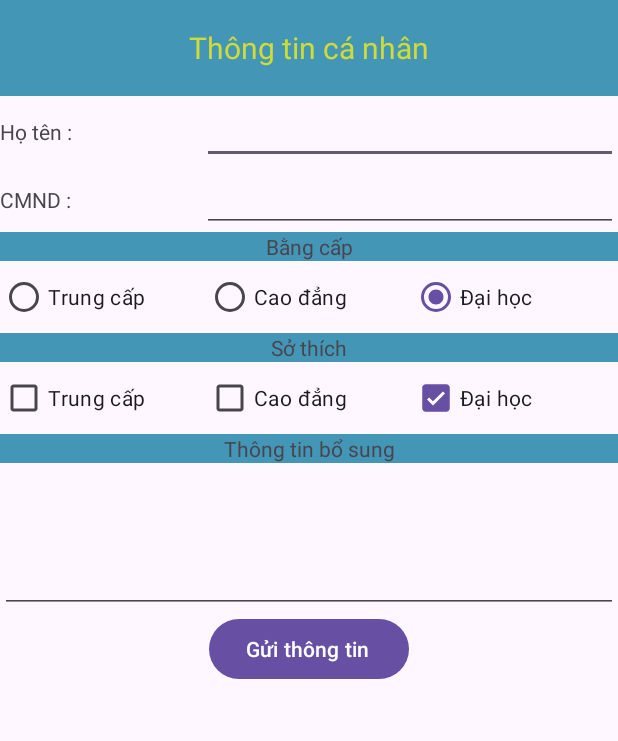
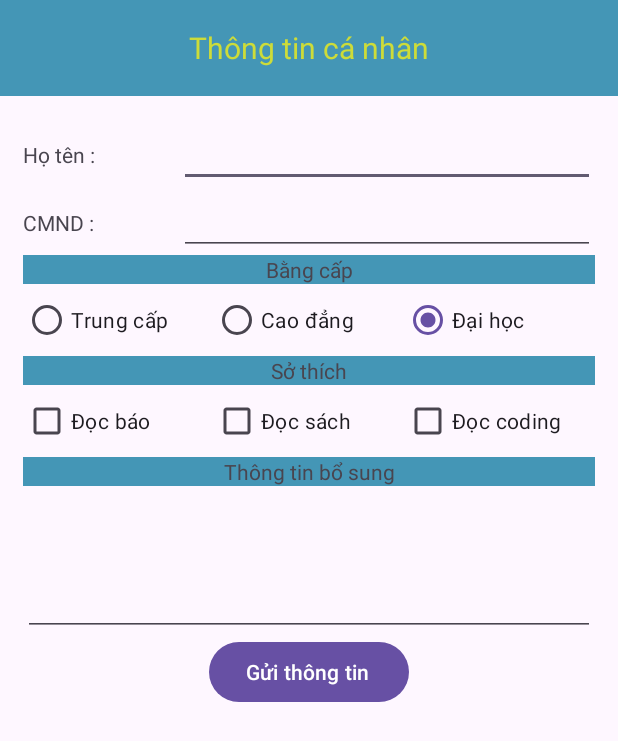
Before and after one commit to Davidpham310/CSE_PRACTICE, an Android app: the screen it shows after launch (MainActivity), on a phone screen of 412 x 824 dp. Shown: the top 741 px of the screen. Run offline under Robolectric (Android 15) with nearby library versions, the light colour scheme and no system bars.

Commit message:
Complete Ex08

```diff
--- a/Ex08/app/src/main/java/com/example/ex08/MainActivity.java
+++ b/Ex08/app/src/main/java/com/example/ex08/MainActivity.java
@@ -1,15 +1,29 @@
 package com.example.ex08;
 
+import android.content.DialogInterface;
 import android.os.Bundle;
+import android.view.View;
+import android.widget.Button;
+import android.widget.CheckBox;
+import android.widget.EditText;
+import android.widget.RadioButton;
+import android.widget.RadioGroup;
+import android.widget.Toast;
 
 import androidx.activity.EdgeToEdge;
+import androidx.appcompat.app.AlertDialog;
 import androidx.appcompat.app.AppCompatActivity;
 import androidx.core.graphics.Insets;
 import androidx.core.view.ViewCompat;
 import androidx.core.view.WindowInsetsCompat;
 
+import java.util.ArrayList;
+
 public class MainActivity extends AppCompatActivity {
-
+    EditText editName , editID , editAdditionalInformation;
+    CheckBox checkNewsPaper , checkReadBook , checkReadCoding;
+    RadioGroup radioGroup;
+    Button btnSend;
     @Override
     protected void onCreate(Bundle savedInstanceState) {
         super.onCreate(savedInstanceState);
@@ -20,5 +34,108 @@ public class MainActivity extends AppCompatActivity {
             v.setPadding(systemBars.left, systemBars.top, systemBars.right, systemBars.bottom);
             return insets;
         });
+        Map();
+        Event();
+    }
+
+    @Override
+    public void onBackPressed() {
+        AlertDialog.Builder builder = new AlertDialog.Builder(this);
+        builder.setMessage("Question");
+        builder.setMessage("Bạn muốn thoát chứ ?");
+        builder.setIcon(R.drawable.ic_launcher_background);
+        builder.setPositiveButton("Có", new DialogInterface.OnClickListener() {
+            @Override
+            public void onClick(DialogInterface dialogInterface, int i) {
+                finish();
+            }
+        });
+        builder.setNegativeButton("Không", new DialogInterface.OnClickListener() {
+            @Override
+            public void onClick(DialogInterface dialogInterface, int i) {
+                dialogInterface.cancel();
+            }
+        });
+        builder.create().show();
+    }
+
+    private void Event() {
+        Person Obj = new Person();
+        Obj.setDiploma("Đại học");
+        radioGroup.setOnCheckedChangeListener(new RadioGroup.OnCheckedChangeListener() {
+            @Override
+            public void onCheckedChanged(RadioGroup radioGroup, int i) {
+                if(i != -1){
+                    RadioButton selectedRadioButton = findViewById(i);
+                    String select = selectedRadioButton.getText().toString();
+                    Obj.setDiploma(select);
+                }
+            }
+        });
+        ArrayList<String> hoppy = new ArrayList<String>();
+        checkNewsPaper.setOnClickListener(new View.OnClickListener() {
+            @Override
+            public void onClick(View view) {
+                hoppy.add(checkNewsPaper.getText().toString());
+            }
+        });
+        checkReadBook.setOnClickListener(new View.OnClickListener() {
+            @Override
+            public void onClick(View view) {
+                hoppy.add(checkReadBook.getText().toString());
+            }
+        });
+        checkReadCoding.setOnClickListener(new View.OnClickListener() {
+            @Override
+            public void onClick(View view) {
+                hoppy.add(checkReadCoding.getText().toString());
+            }
+        });
+        Obj.setHobby(hoppy);
+        btnSend.setOnClickListener(new View.OnClickListener() {
+            @Override
+            public void onClick(View view) {
+                if(editName.getText().toString().trim().length() < 3){
+                    Toast.makeText(MainActivity.this, "Tên người dùng không được để trống và phải có ít nhất 3 ký tự ", Toast.LENGTH_SHORT).show();
+                }
+                else {
+                    Obj.name = editName.getText().toString().trim();
+                    Obj.id = editID.getText().toString().trim();
+
+
+                    String list = editAdditionalInformation.getText().toString();
+                    Obj.setSupplement(list);
+
+                    AlertDialog.Builder builder = new AlertDialog.Builder(MainActivity.this);
+                    builder.setTitle("thông tin cá nhân");
+                    builder.setPositiveButton("Đóng", new DialogInterface.OnClickListener() {
+                        @Override
+                        public void onClick(DialogInterface dialogInterface, int i) {
+                            dialogInterface.cancel();
+                        }
+                    });
+                    String msg = "Họ và tên : " + Obj.getName() + "\n"
+                            + "CMND : " + Obj.getId() + "\n"
+                            + Obj.getDiploma() + "\n"
+                            + Obj.getHobby() + "\n"
+                            + "--------------------\n"
+                            + "Thông tin bổ sung\n"
+                            + Obj.getSupplement();
+                    builder.setMessage(msg);
+                    builder.create().show();
+                }
+            }
+        });
+    }
+
+    private void Map() {
+        editName = findViewById(R.id.editName);
+        editID = findViewById(R.id.editID);
+        editAdditionalInformation = findViewById(R.id.editAdditionalInformation);
+        checkNewsPaper = findViewById(R.id.checkNewsPaper);
+        checkReadBook = findViewById(R.id.checkReadBook);
+        checkReadCoding = findViewById(R.id.checkReadCoding);
+        btnSend = findViewById(R.id.btnSend);
+        radioGroup = findViewById(R.id.radioGroup);
     }
 }
--- a/Ex08/app/src/main/res/layout/activity_main.xml
+++ b/Ex08/app/src/main/res/layout/activity_main.xml
@@ -32,6 +32,7 @@
         android:layout_width="match_parent"
         android:layout_height="wrap_content"
         android:orientation="vertical"
+        android:padding="15dp"
         app:layout_constraintTop_toBottomOf="@+id/toolbar">
 
         <TableLayout
@@ -46,6 +47,7 @@
                     android:text="Họ tên :"
                     tools:ignore="HardcodedText" />
                 <EditText
+                    android:id="@+id/editName"
                     android:layout_height="wrap_content"
                     android:layout_width="wrap_content"
                     android:ems="13"
@@ -58,11 +60,12 @@
                     android:text="CMND : "
                     tools:ignore="HardcodedText" />
                 <EditText
+                    android:id="@+id/editID"
                     android:layout_height="wrap_content"
                     android:layout_width="wrap_content"
                     android:ems="13"
                     android:maxLength="9"
-                    android:inputType="text"/>
+                    android:inputType="number"/>
             </TableRow>
         </TableLayout>
         <TextView
@@ -72,29 +75,34 @@
             android:gravity="center"
             android:background="#4496B6"
             tools:ignore="HardcodedText" />
-        <LinearLayout
+        <RadioGroup
+            android:id="@+id/radioGroup"
             android:layout_width="match_parent"
-            android:layout_height="wrap_content">
+            android:layout_height="wrap_content"
+            android:orientation="horizontal">
             <RadioButton
+                android:id="@+id/radioHight"
                 android:layout_width="0dp"
                 android:layout_weight="1"
                 android:layout_height="wrap_content"
                 android:text="Trung cấp"
                 tools:ignore="HardcodedText" />
             <RadioButton
+                android:id="@+id/radioCollege"
                 android:layout_width="0dp"
                 android:layout_weight="1"
                 android:layout_height="wrap_content"
                 android:text="Cao đẳng"
                 tools:ignore="HardcodedText" />
             <RadioButton
+                android:id="@+id/radioUniversity"
                 android:layout_width="0dp"
                 android:layout_weight="1"
                 android:layout_height="wrap_content"
                 android:text="Đại học"
                 android:checked="true"
                 tools:ignore="HardcodedText" />
-        </LinearLayout>
+        </RadioGroup>
         <TextView
             android:layout_width="match_parent"
             android:layout_height="wrap_content"
@@ -106,23 +114,25 @@
             android:layout_width="match_parent"
             android:layout_height="wrap_content">
             <CheckBox
+                android:id="@+id/checkNewsPaper"
                 android:layout_width="0dp"
                 android:layout_weight="1"
                 android:layout_height="wrap_content"
-                android:text="Trung cấp"
+                android:text="Đọc báo"
                 tools:ignore="HardcodedText" />
             <CheckBox
+                android:id="@+id/checkReadBook"
                 android:layout_width="0dp"
                 android:layout_weight="1"
                 android:layout_height="wrap_content"
-                android:text="Cao đẳng"
+                android:text="Đọc sách"
                 tools:ignore="HardcodedText" />
             <CheckBox
+                android:id="@+id/checkReadCoding"
                 android:layout_width="0dp"
                 android:layout_weight="1"
                 android:layout_height="wrap_content"
-                android:text="Đại học"
-                android:checked="true"
+                android:text="Đọc coding"
                 tools:ignore="HardcodedText" />
         </LinearLayout>
         <TextView
@@ -133,6 +143,7 @@
             android:background="#4496B6"
             tools:ignore="HardcodedText" />
         <EditText
+            android:id="@+id/editAdditionalInformation"
             android:layout_width="match_parent"
             android:layout_height="100dp"
             android:inputType="textMultiLine"
@@ -140,10 +151,12 @@
             android:gravity="top"
             android:scrollbars="vertical"/>
         <Button
+            android:id="@+id/btnSend"
             android:layout_gravity="center"
             android:text="Gửi thông tin "
             android:layout_width="wrap_content"
-            android:layout_height="wrap_content"/>
+            android:layout_height="wrap_content"
+            tools:ignore="HardcodedText" />
     </LinearLayout>
 
 </androidx.constraintlayout.widget.ConstraintLayout>
```
Also changed, not shown: Ex08/app/src/main/java/com/example/ex08/Person.java (added, +71 -0 lines).
